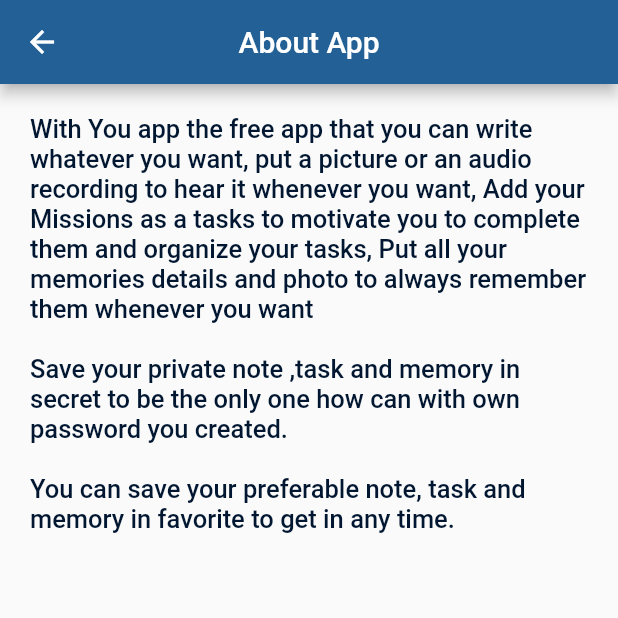
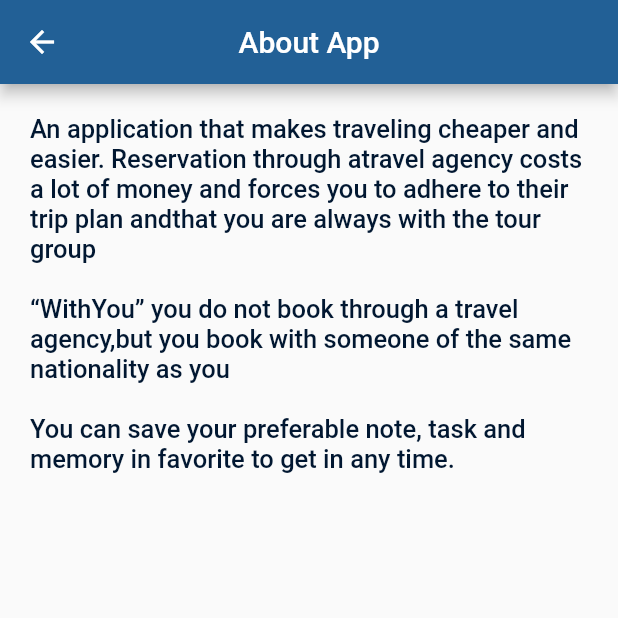
Before and after one commit to samaaahmedd/graduation_projectt, a Flutter app: the AboutAppPage screen opened directly, on a phone screen of 412 x 824 dp, the top half of it. Run offline on Flutter 3.47's test engine with Material 2 defaults, Android fonts, the light colour scheme and no system bars; our stand-ins replace equatable, font_awesome_flutter, google_fonts, iconsax, shared_preferences; missing offline and left inert: multiselect; accounts and stored records are empty.

```diff
--- a/lib/about_app_page/about_app_page.dart
+++ b/lib/about_app_page/about_app_page.dart
@@ -22,8 +22,8 @@
         child: SingleChildScrollView(
           child: Column(children: [
             Text(
-              'With You app the free app that you can write whatever you want, put a picture or an audio recording to hear it whenever you want, Add your Missions as a tasks to motivate you to complete them and organize your tasks, Put all your memories details and photo to always remember them whenever you want\n\n'
-              'Save your private note ,task and memory in secret to be the only one how can with own password you created.'
+              'An application that makes traveling cheaper and easier. Reservation through atravel agency costs a lot of money and forces you to adhere to their trip plan andthat you are always with the tour group\n\n'
+              '“WithYou” you do not book through a travel agency,but you book with someone of the same nationality as you'
               '\n\nYou can save your preferable note, task and memory in favorite to get in any time.',
               style: TextStyle(
                   fontSize: 17,
--- a/lib/common/data/local_data.dart
+++ b/lib/common/data/local_data.dart
@@ -139,7 +139,7 @@
       "image": "https://www.mnp.ca/-/media/foundation/integrations/personnel/2020/12/16/13/57/personnel-image-4483.jpg?h=800&w=600&hash=9D5E5FCBEE00EB562DCD8AC8FDA8433D",
       "name": "Moamen Mohamed",
       "rate": 5,
-      "address": "Egypt / sheikhZayed / El hank manta",
+      "address": "Egypt / sheikhZayed ",
       "price": 1000000,
       "age": 24,
       "language": Languages.Arabic,
--- a/lib/notification_page/notification_page.dart
+++ b/lib/notification_page/notification_page.dart
@@ -17,7 +17,7 @@
           automaticallyImplyLeading: false,
           title: const Text("Notification"),
           centerTitle: true,
-        backgroundColor: AppColors.textColor,
+        backgroundColor: AppColors.primaryColor,
       ),
 
       body: ListView.builder(
--- a/lib/terms_privacy_page/terms_privacy_page.dart
+++ b/lib/terms_privacy_page/terms_privacy_page.dart
@@ -34,7 +34,7 @@
               height: 15,
             ),
             Text(
-              "These Terms of Use govern your use of MEGA MAR,and any information, text, graphics, photos or other materials "
+              "These Terms of Use govern your use of WITH YOU,and any information, text, graphics, photos or other materials "
               "appearing on the NOTA app, referencing these Terms. you must read and,"
               " understand these terms.",
               style: TextStyle(
```
